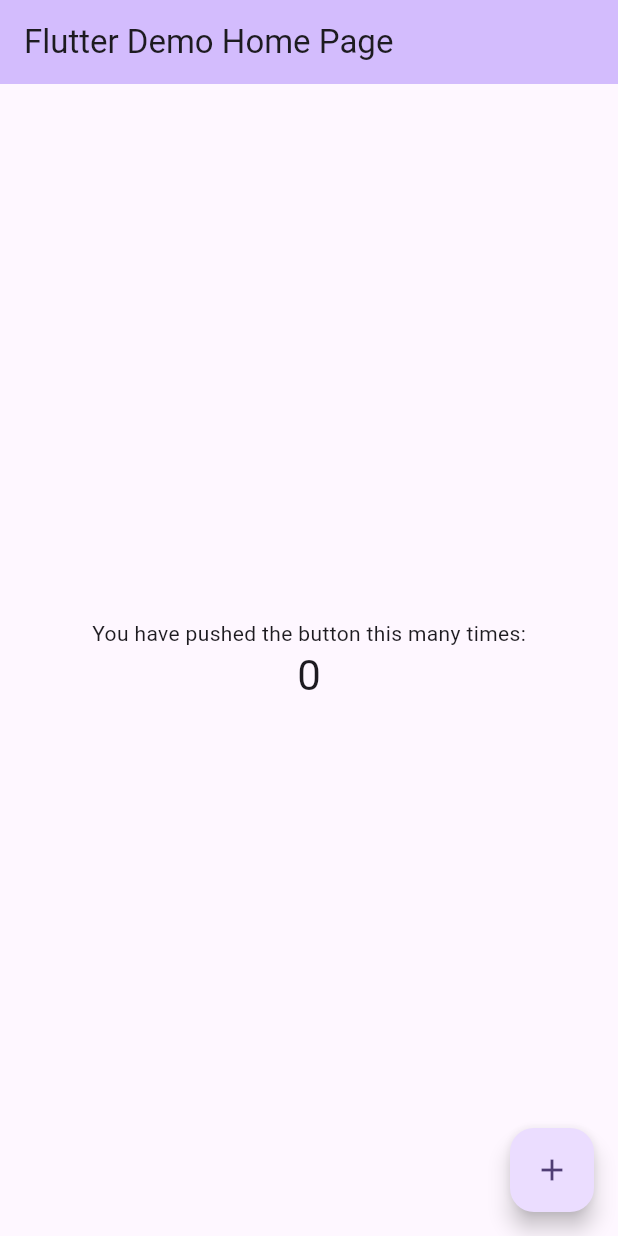
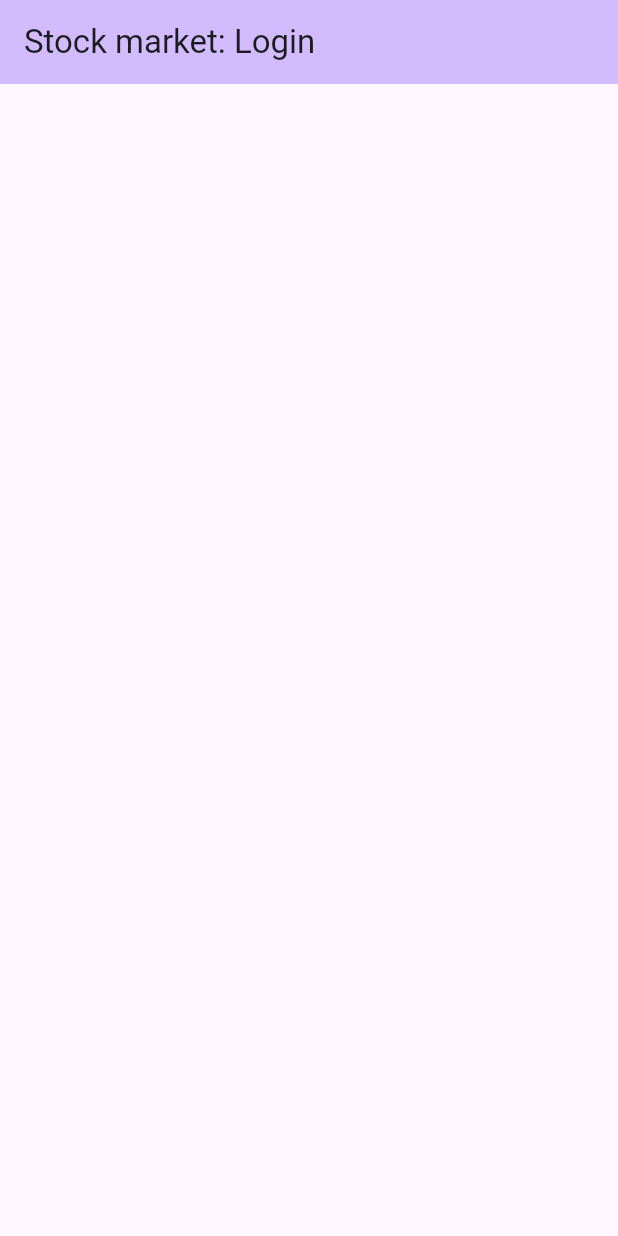
Before and after one commit to sailordi/stock-market, a Flutter app: the screen it shows after launch, on a phone screen of 412 x 824 dp. Run offline on Flutter 3.47's test engine with Material 3 defaults, Android fonts, the light colour scheme and no system bars; our stand-ins replace cloud_firestore, firebase_core; accounts and stored records are empty.

Commit message:
Added views and added firebase

```diff
--- a/stock_market/lib/main.dart
+++ b/stock_market/lib/main.dart
@@ -1,6 +1,17 @@
+import 'package:firebase_core/firebase_core.dart';
 import 'package:flutter/material.dart';
+import 'package:stock_market/firebase_options.dart';
+import 'package:stock_market/views/auth/loginView.dart';
+import 'package:stock_market/views/auth/registerView.dart';
+import 'package:stock_market/views/profile/profileView.dart';
+import 'package:stock_market/views/stocks/stockView.dart';
+import 'package:stock_market/views/stocks/stocksView.dart';
 
-void main() {
+void main() async{
+  WidgetsFlutterBinding.ensureInitialized();
+
+  await Firebase.initializeApp(options: DefaultFirebaseOptions.currentPlatform);
+
   runApp(const MyApp());
 }
 
@@ -11,115 +22,20 @@
   @override
   Widget build(BuildContext context) {
     return MaterialApp(
-      title: 'Flutter Demo',
+      title: 'Stock market',
       theme: ThemeData(
-        // This is the theme of your application.
-        //
-        // TRY THIS: Try running your application with "flutter run". You'll see
-        // the application has a purple toolbar. Then, without quitting the app,
-        // try changing the seedColor in the colorScheme below to Colors.green
-        // and then invoke "hot reload" (save your changes or press the "hot
-        // reload" button in a Flutter-supported IDE, or press "r" if you used
-        // the command line to start the app).
-        //
-        // Notice that the counter didn't reset back to zero; the application
-        // state is not lost during the reload. To reset the state, use hot
-        // restart instead.
-        //
-        // This works for code too, not just values: Most code changes can be
-        // tested with just a hot reload.
         colorScheme: ColorScheme.fromSeed(seedColor: Colors.deepPurple),
         useMaterial3: true,
       ),
-      home: const MyHomePage(title: 'Flutter Demo Home Page'),
+      initialRoute: "/",
+      routes: {
+        "/": (context) => const LoginView(),
+        "/register": (context) => const RegisterView(),
+        "/profile": (context) => const ProfileView(),
+        "/stock": (context) => const StockView(),
+        "/stocks": (context) => const StocksView(),
+      },
+      debugShowCheckedModeBanner: false,
     );
   }
 }
-
-class MyHomePage extends StatefulWidget {
-  const MyHomePage({super.key, required this.title});
-
-  // This widget is the home page of your application. It is stateful, meaning
-  // that it has a State object (defined below) that contains fields that affect
-  // how it looks.
-
-  // This class is the configuration for the state. It holds the values (in this
-  // case the title) provided by the parent (in this case the App widget) and
-  // used by the build method of the State. Fields in a Widget subclass are
-  // always marked "final".
-
-  final String title;
-
-  @override
-  State<MyHomePage> createState() => _MyHomePageState();
-}
-
-class _MyHomePageState extends State<MyHomePage> {
-  int _counter = 0;
-
-  void _incrementCounter() {
-    setState(() {
-      // This call to setState tells the Flutter framework that something has
-      // changed in this State, which causes it to rerun the build method below
-      // so that the display can reflect the updated values. If we changed
-      // _counter without calling setState(), then the build method would not be
-      // called again, and so nothing would appear to happen.
-      _counter++;
-    });
-  }
-
-  @override
-  Widget build(BuildContext context) {
-    // This method is rerun every time setState is called, for instance as done
-    // by the _incrementCounter method above.
-    //
-    // The Flutter framework has been optimized to make rerunning build methods
-    // fast, so that you can just rebuild anything that needs updating rather
-    // than having to individually change instances of widgets.
-    return Scaffold(
-      appBar: AppBar(
-        // TRY THIS: Try changing the color here to a specific color (to
-        // Colors.amber, perhaps?) and trigger a hot reload to see the AppBar
-        // change color while the other colors stay the same.
-        backgroundColor: Theme.of(context).colorScheme.inversePrimary,
-        // Here we take the value from the MyHomePage object that was created by
-        // the App.build method, and use it to set our appbar title.
-        title: Text(widget.title),
-      ),
-      body: Center(
-        // Center is a layout widget. It takes a single child and positions it
-        // in the middle of the parent.
-        child: Column(
-          // Column is also a layout widget. It takes a list of children and
-          // arranges them vertically. By default, it sizes itself to fit its
-          // children horizontally, and tries to be as tall as its parent.
-          //
-          // Column has various properties to control how it sizes itself and
-          // how it positions its children. Here we use mainAxisAlignment to
-          // center the children vertically; the main axis here is the vertical
-          // axis because Columns are vertical (the cross axis would be
-          // horizontal).
-          //
-          // TRY THIS: Invoke "debug painting" (choose the "Toggle Debug Paint"
-          // action in the IDE, or press "p" in the console), to see the
-          // wireframe for each widget.
-          mainAxisAlignment: MainAxisAlignment.center,
-          children: <Widget>[
-            const Text(
-              'You have pushed the button this many times:',
-            ),
-            Text(
-              '$_counter',
-              style: Theme.of(context).textTheme.headlineMedium,
-            ),
-          ],
-        ),
-      ),
-      floatingActionButton: FloatingActionButton(
-        onPressed: _incrementCounter,
-        tooltip: 'Increment',
-        child: const Icon(Icons.add),
-      ), // This trailing comma makes auto-formatting nicer for build methods.
-    );
-  }
-}
--- a/stock_market/lib/models/transaction.dart
+++ b/stock_market/lib/models/transaction.dart
@@ -1,5 +1,5 @@
 
-enum Action{buy,sell}
+enum Action{buy,sell,deposit}
 
 class Transaction {
   final int userId;
@@ -7,12 +7,12 @@ class Transaction {
   final DateTime timeStamp;
   final Action action;
   final double amount;
-  final double price;
+  final double? price;
 
   Transaction({required this.userId,required this.ticker,required this.timeStamp,required this.action,required this.amount,required this.price});
 
   double result(double current) {
-    return price -current;
+    return price! -current;
   }
 
 
--- /dev/null
+++ b/stock_market/lib/views/auth/loginView.dart
@@ -0,0 +1,29 @@
+import 'package:flutter/material.dart';
+
+class LoginView extends StatefulWidget {
+  const LoginView({super.key});
+
+  @override
+  State<LoginView> createState() => _LoginViewState();
+}
+
+class _LoginViewState extends State<LoginView> {
+
+  @override
+  void initState() {
+    super.initState();
+  }
+
+  @override
+  Widget build(BuildContext context) {
+
+    return Scaffold(
+      appBar: AppBar(
+        backgroundColor: Theme.of(context).colorScheme.inversePrimary,
+        title: const Text("Stock market: Login"),
+      ),
+    );
+
+  }
+
+}
--- a/stock_market/pubspec.yaml
+++ b/stock_market/pubspec.yaml
@@ -31,6 +31,11 @@ dependencies:
   flutter:
     sdk: flutter
 
+  firebase_core: ^2.28.0
+  firebase_auth: ^4.19.0
+  firebase_database: ^10.5.0
+  firebase_ui_database: ^1.4.2
+  cloud_firestore: ^4.16.0
 
   # The following adds the Cupertino Icons font to your application.
   # Use with the CupertinoIcons class for iOS style icons.
```
Also changed, not shown: stock_market/lib/adapter/databaseAdapter.dart (added, +9 -0 lines), stock_market/lib/views/auth/registerView.dart (added, +29 -0 lines), stock_market/lib/views/profile/profileView.dart (added, +29 -0 lines), stock_market/lib/views/stocks/stockView.dart (added, +29 -0 lines), stock_market/lib/views/stocks/stocksView.dart (added, +29 -0 lines), stock_market/lib/firebase_options.dart (added), 16 other files.
